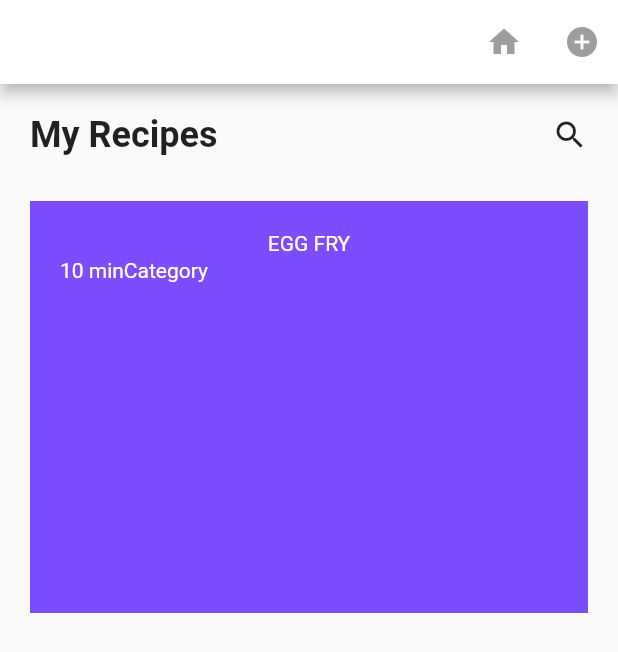
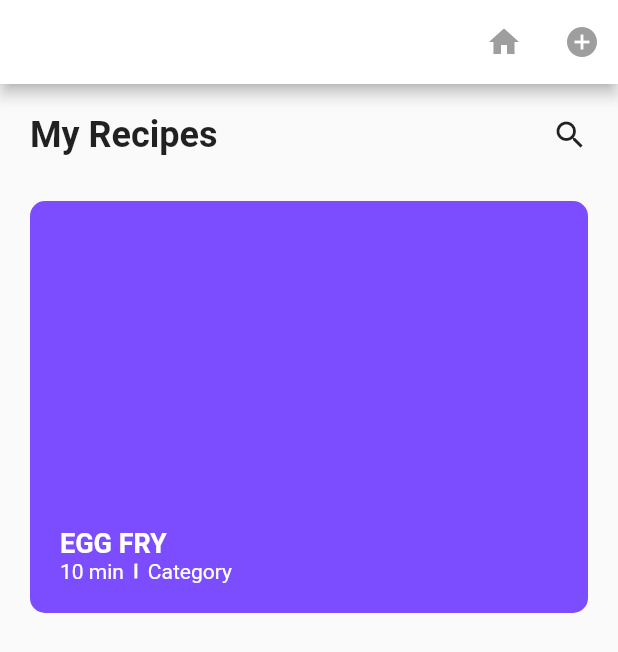
Before and after one commit to mt-tadayon/save_recipes, a Flutter app: the screen it shows after launch, on a phone screen of 412 x 824 dp. Shown: the top 652 px of the screen. Run offline on Flutter 3.47's test engine with Material 2 defaults, Android fonts, the phone set to English and light mode, and no system bars.

Commit message:
Adjust the style of the last_recipe_card

```diff
--- a/lib/last_recipe_card.dart
+++ b/lib/last_recipe_card.dart
@@ -8,16 +8,23 @@ class LastRecipeCard extends StatelessWidget {
   @override
   Widget build(BuildContext context) {
     return Container(
-      color: Colors.deepPurpleAccent,
+      decoration: BoxDecoration(
+        color: Colors.deepPurpleAccent,
+        borderRadius: BorderRadius.all(Radius.circular(10.0)),
+      ),
       height: MediaQuery.of(context).size.height / 3,
       child: Padding(
         padding: const EdgeInsets.all(20.0),
         child: Column(
-          mainAxisAlignment: MainAxisAlignment.start,
+          mainAxisAlignment: MainAxisAlignment.end,
+          crossAxisAlignment: CrossAxisAlignment.start,
           children: <Widget>[
             Text(
               'EGG FRY',
-              style: TextStyle(color: Colors.white),
+              style: TextStyle(
+                  color: Colors.white,
+                  fontSize: 18.0,
+                  fontWeight: FontWeight.bold),
             ),
             Row(
               children: <Widget>[
@@ -25,11 +32,12 @@ class LastRecipeCard extends StatelessWidget {
                   '10 min',
                   style: TextStyle(color: Colors.white),
                 ),
-                Divider(
-                  color: Colors.red,
-                  thickness: 10.0,
-                  height: 20.0,
-                ),
+                Container(
+                    height: 10.0,
+                    child: VerticalDivider(
+                      color: Colors.white,
+                      thickness: 2.0,
+                    )),
                 Text(
                   'Category',
                   style: TextStyle(color: Colors.white),
```
